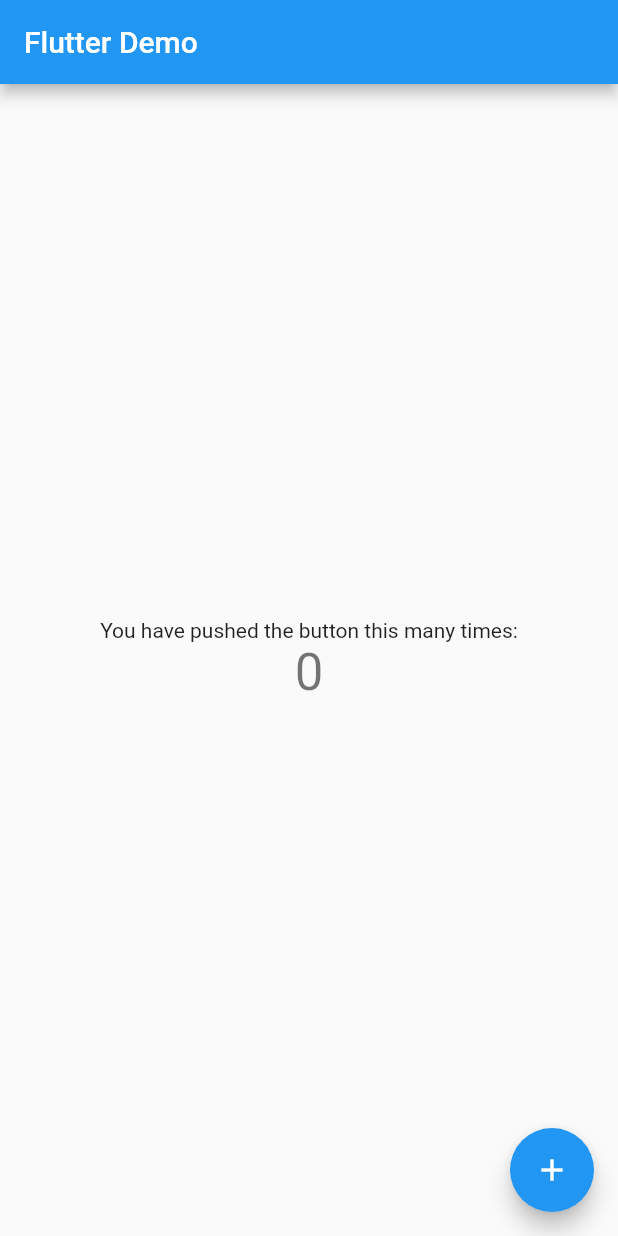
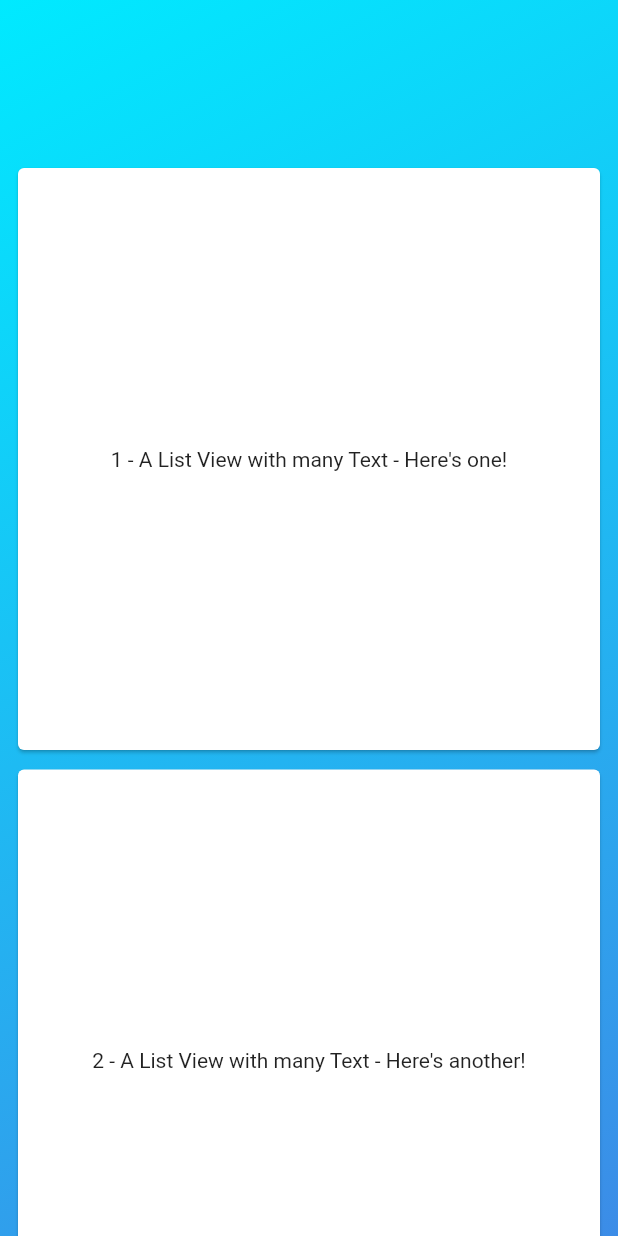
Before and after one commit to packetspy/SplashScreenFlutter, a Flutter app: the screen it shows after launch, on a phone screen of 412 x 824 dp. Run offline on Flutter 3.47's test engine with Material 2 defaults, Android fonts, the phone set to English and light mode, and no system bars; our stand-ins replace dio, flare_flutter, splashscreen.

Commit message:
adjusts on layout

```diff
--- a/lib/main.dart
+++ b/lib/main.dart
@@ -1,106 +1,4 @@
 import 'package:flutter/material.dart';
 import 'package:splash_screen_flutter/src/pages/splashscreen/splash_screen_page.dart';
 
-//void main() => runApp(MyApp());
-
 void main() => runApp(SplashScreenPage());
-
-class MyApp extends StatelessWidget {
-  // This widget is the root of your application.
-  @override
-  Widget build(BuildContext context) {
-    return MaterialApp(
-      debugShowCheckedModeBanner: false,
-      title: 'Flutter Demo',
-      theme: ThemeData(
-        primarySwatch: Colors.blue,
-      ),
-      home: MyHomePage(title: 'Flutter Demo Home Page'),
-    );
-  }
-}
-
-class MyHomePage extends StatefulWidget {
-  MyHomePage({Key key, this.title}) : super(key: key);
-
-  // This widget is the home page of your application. It is stateful, meaning
-  // that it has a State object (defined below) that contains fields that affect
-  // how it looks.
-
-  // This class is the configuration for the state. It holds the values (in this
-  // case the title) provided by the parent (in this case the App widget) and
-  // used by the build method of the State. Fields in a Widget subclass are
-  // always marked "final".
-
-  final String title;
-
-  @override
-  _MyHomePageState createState() => _MyHomePageState();
-}
-
-class _MyHomePageState extends State<MyHomePage> {
-  int _counter = 0;
-
-  void _incrementCounter() {
-    setState(() {
-      // This call to setState tells the Flutter framework that something has
-      // changed in this State, which causes it to rerun the build method below
-      // so that the display can reflect the updated values. If we changed
-      // _counter without calling setState(), then the build method would not be
-      // called again, and so nothing would appear to happen.
-      _counter++;
-    });
-  }
-
-  @override
-  Widget build(BuildContext context) {
-    // This method is rerun every time setState is called, for instance as done
-    // by the _incrementCounter method above.
-    //
-    // The Flutter framework has been optimized to make rerunning build methods
-    // fast, so that you can just rebuild anything that needs updating rather
-    // than having to individually change instances of widgets.
-    return Scaffold(
-      appBar: AppBar(
-        // Here we take the value from the MyHomePage object that was created by
-        // the App.build method, and use it to set our appbar title.
-        title: Text(widget.title),
-      ),
-      body: Center(
-        // Center is a layout widget. It takes a single child and positions it
-        // in the middle of the parent.
-        child: Column(
-          // Column is also a layout widget. It takes a list of children and
-          // arranges them vertically. By default, it sizes itself to fit its
-          // children horizontally, and tries to be as tall as its parent.
-          //
-          // Invoke "debug painting" (press "p" in the console, choose the
-          // "Toggle Debug Paint" action from the Flutter Inspector in Android
-          // Studio, or the "Toggle Debug Paint" command in Visual Studio Code)
-          // to see the wireframe for each widget.
-          //
-          // Column has various properties to control how it sizes itself and
-          // how it positions its children. Here we use mainAxisAlignment to
-          // center the children vertically; the main axis here is the vertical
-          // axis because Columns are vertical (the cross axis would be
-          // horizontal).
-          mainAxisAlignment: MainAxisAlignment.center,
-          children: <Widget>[
-            Text(
-              'You have pushed the button this many times:',
-            ),
-            Text(
-              '$_counter',
-              style: Theme.of(context).textTheme.display1,
-            ),
-          ],
-        ),
-      ),
-      floatingActionButton: FloatingActionButton(
-        onPressed: _incrementCounter,
-        tooltip: 'Increment',
-        child: Icon(Icons.add),
-      ), // This trailing comma makes auto-formatting nicer for build methods.
-    );
-  }
-}
--- /dev/null
+++ b/lib/src/pages/counter/counter_page.dart
@@ -0,0 +1,66 @@
+import 'package:flutter/material.dart';
+
+class CounterPage extends StatefulWidget {
+  CounterPage({Key key, this.title}) : super(key: key);
+
+  final String title;
+
+  @override
+  _CounterPageState createState() => _CounterPageState();
+}
+
+class _CounterPageState extends State<CounterPage> {
+  int _counter = 0;
+
+  void _incrementCounter() {
+    setState(() {
+      _counter++;
+    });
+  }
+
+  @override
+  Widget build(BuildContext context) {
+    return Scaffold(
+      appBar: AppBar(
+        // Here we take the value from the CounterPage object that was created by
+        // the App.build method, and use it to set our appbar title.
+        title: Text(widget.title),
+      ),
+      body: Center(
+        // Center is a layout widget. It takes a single child and positions it
+        // in the middle of the parent.
+        child: Column(
+          // Column is also a layout widget. It takes a list of children and
+          // arranges them vertically. By default, it sizes itself to fit its
+          // children horizontally, and tries to be as tall as its parent.
+          //
+          // Invoke "debug painting" (press "p" in the console, choose the
+          // "Toggle Debug Paint" action from the Flutter Inspector in Android
+          // Studio, or the "Toggle Debug Paint" command in Visual Studio Code)
+          // to see the wireframe for each widget.
+          //
+          // Column has various properties to control how it sizes itself and
+          // how it positions its children. Here we use mainAxisAlignment to
+          // center the children vertically; the main axis here is the vertical
+          // axis because Columns are vertical (the cross axis would be
+          // horizontal).
+          mainAxisAlignment: MainAxisAlignment.center,
+          children: <Widget>[
+            Text(
+              'You have pushed the button this many times:',
+            ),
+            Text(
+              '$_counter',
+              style: Theme.of(context).textTheme.display1,
+            ),
+          ],
+        ),
+      ),
+      floatingActionButton: FloatingActionButton(
+        onPressed: _incrementCounter,
+        tooltip: 'Increment',
+        child: Icon(Icons.add),
+      ), // This trailing comma makes auto-formatting nicer for build methods.
+    );
+  }
+}
--- /dev/null
+++ b/lib/src/pages/home/home_page.dart
@@ -0,0 +1,48 @@
+import 'package:flutter/material.dart';
+import 'package:splash_screen_flutter/src/design/colors.dart';
+
+class HomePage extends StatelessWidget {
+  @override
+  Widget build(BuildContext context) {
+    return Container(
+      decoration: BoxDecoration(
+        gradient: LinearGradient(
+          begin: Alignment.topLeft,
+          end: Alignment.bottomRight,
+          colors: [SystemColors.bg2, SystemColors.bg1],
+          tileMode: TileMode.repeated,
+        ),
+      ),
+      child: Scaffold(
+          backgroundColor: Colors.transparent,
+          body: Padding(
+              padding: EdgeInsets.fromLTRB(0.0, 100.0, 0.0, 0.0),
+              child: getHomeBody(context))),
+    );
+  }
+
+  getHomeBody(BuildContext build) {
+    final List<String> _listViewData = [
+      "1 - A List View with many Text - Here's one!",
+      "2 - A List View with many Text - Here's another!",
+      "3 - A List View with many Text - Here's more!",
+      "4 - A List View with many Text - Here's more!",
+    ];
+
+    return GridView.count(
+      crossAxisCount: 1,
+      padding: EdgeInsets.all(8.0),
+      crossAxisSpacing: 8.0,
+      mainAxisSpacing: 5.0,
+      children: _listViewData
+          .map((data) => Card(
+                child: Center(
+                    child: Padding(
+                  padding: const EdgeInsets.all(15.0),
+                  child: Text(data),
+                )),
+              ))
+          .toList(),
+    );
+  }
+}
--- a/lib/src/pages/splashscreen/splash_screen_widget.dart
+++ b/lib/src/pages/splashscreen/splash_screen_widget.dart
@@ -1,6 +1,6 @@
 import 'package:flare_flutter/flare_actor.dart';
 import 'package:flutter/material.dart';
-import 'package:splash_screen_flutter/main.dart';
+import 'package:splash_screen_flutter/src/pages/home/home_page.dart';
 import 'package:splashscreen/splashscreen.dart';
 
 class SplashScreenWidget extends StatelessWidget {
@@ -12,7 +12,7 @@ class SplashScreenWidget extends StatelessWidget {
         SplashScreen(
           seconds: 3,
           backgroundColor: Colors.white,
-          navigateAfterSeconds: MyHomePage(title: "Flutter Demo"),
+          navigateAfterSeconds: HomePage(),
           loaderColor: Colors.transparent,
         ),
         Column(
```
